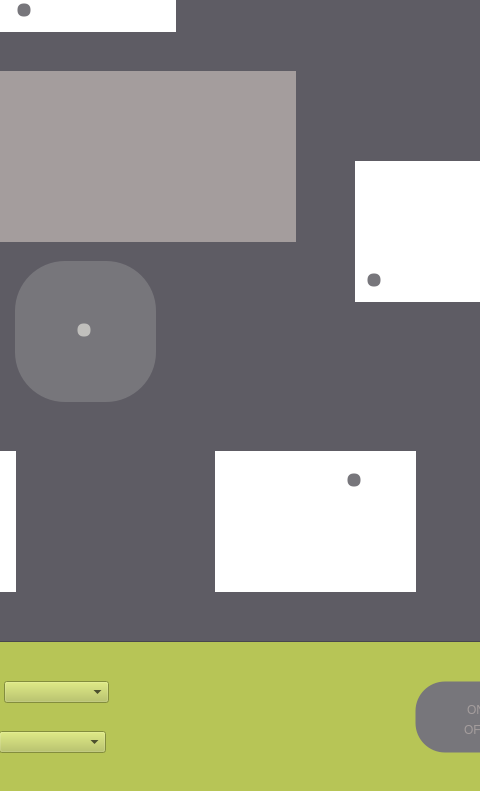
Before: the Qt Designer form AED-Simulator/mainwindow.ui in MrcsM/COMP3004-FinalProject, drawn with Qt 5; both pictures show x 455 to 935 and y 129 to 920 of the 1037 by 920 pixel window.
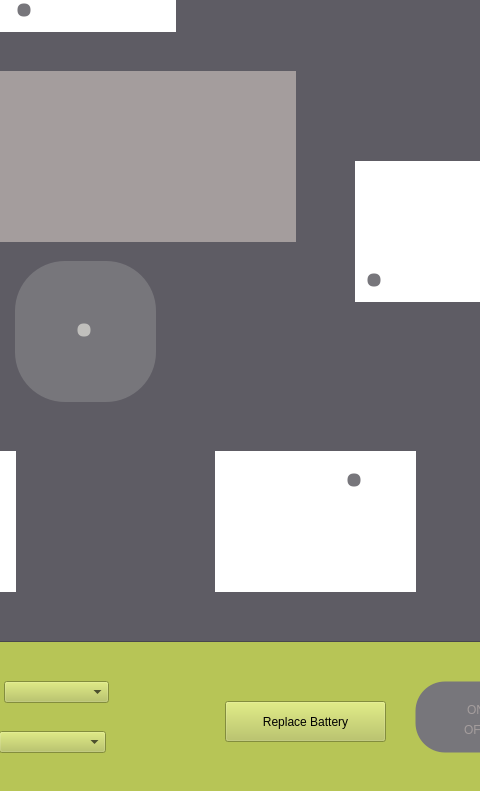
After: the same form once the commit is applied. Icons and pictures are not drawn.

What changed in the file:
```diff
--- a/AED-Simulator/mainwindow.ui
+++ b/AED-Simulator/mainwindow.ui
@@ -66,9 +66,9 @@
      <widget class="QLabel" name="elapsed_time">
       <property name="geometry">
        <rect>
-        <x>230</x>
+        <x>250</x>
         <y>0</y>
-        <width>201</width>
+        <width>181</width>
         <height>20</height>
        </rect>
       </property>
@@ -770,6 +770,19 @@
      <string>Fail Self Test</string>
     </property>
    </widget>
+   <widget class="QPushButton" name="batteryButton">
+    <property name="geometry">
+     <rect>
+      <x>680</x>
+      <y>830</y>
+      <width>161</width>
+      <height>41</height>
+     </rect>
+    </property>
+    <property name="text">
+     <string>Replace Battery</string>
+    </property>
+   </widget>
    <zorder>frame</zorder>
    <zorder>power_button</zorder>
    <zorder>status_indicator</zorder>
```
Left out of the diff: 17 changed lines with no effect on the pictures.
